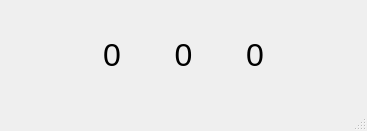
Above: mainwindow.ui from Anton247/Qt_timer before the change. Below: the same form after it.
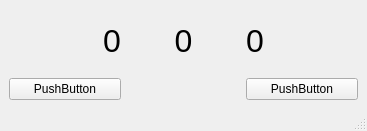
That is the form after the change.

```diff
--- a/mainwindow.ui
+++ b/mainwindow.ui
@@ -57,6 +57,20 @@
       </property>
      </widget>
     </item>
+    <item row="1" column="0">
+     <widget class="QPushButton" name="pushButton">
+      <property name="text">
+       <string>PushButton</string>
+      </property>
+     </widget>
+    </item>
+    <item row="1" column="2">
+     <widget class="QPushButton" name="pushButton_2">
+      <property name="text">
+       <string>PushButton</string>
+      </property>
+     </widget>
+    </item>
    </layout>
   </widget>
   <widget class="QMenuBar" name="menubar">
```
